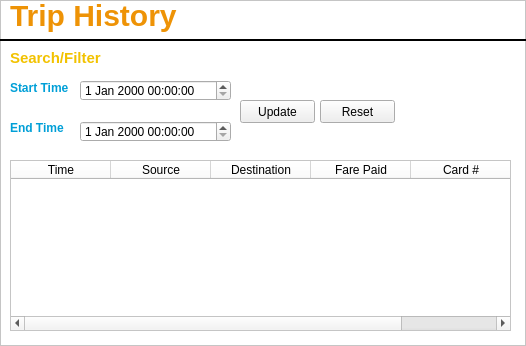
Before: the Qt Designer form app/ui/tripHistory.ui in alishan-kaisani/CS4400-GUI, drawn with Qt 5.
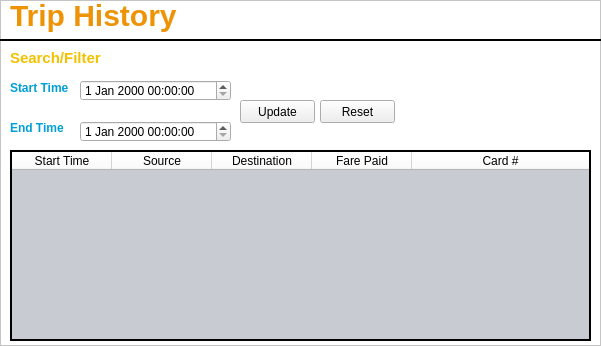
After: the same form once the commit is applied. Icons and pictures are not drawn.

The edit to the form file:
```diff
--- a/app/ui/tripHistory.ui
+++ b/app/ui/tripHistory.ui
@@ -6,7 +6,7 @@
    <rect>
     <x>0</x>
     <y>0</y>
-    <width>526</width>
+    <width>601</width>
     <height>346</height>
    </rect>
   </property>
@@ -44,41 +44,6 @@
     <string>Update</string>
    </property>
   </widget>
-  <widget class="QTableWidget" name="tableWidget">
-   <property name="geometry">
-    <rect>
-     <x>10</x>
-     <y>160</y>
-     <width>501</width>
-     <height>171</height>
-    </rect>
-   </property>
-   <column>
-    <property name="text">
-     <string>Time</string>
-    </property>
-   </column>
-   <column>
-    <property name="text">
-     <string>Source</string>
-    </property>
-   </column>
-   <column>
-    <property name="text">
-     <string>Destination</string>
-    </property>
-   </column>
-   <column>
-    <property name="text">
-     <string>Fare Paid</string>
-    </property>
-   </column>
-   <column>
-    <property name="text">
-     <string>Card #</string>
-    </property>
-   </column>
-  </widget>
   <widget class="QPushButton" name="resetButton">
    <property name="geometry">
     <rect>
@@ -126,7 +91,7 @@
     <rect>
      <x>0</x>
      <y>30</y>
-     <width>541</width>
+     <width>601</width>
      <height>20</height>
     </rect>
    </property>
@@ -222,6 +187,86 @@
     <string>Search/Filter</string>
    </property>
   </widget>
+  <widget class="QTableWidget" name="tableWidget">
+   <property name="geometry">
+    <rect>
+     <x>10</x>
+     <y>150</y>
+     <width>581</width>
+     <height>191</height>
+    </rect>
+   </property>
+   <property name="focusPolicy">
+    <enum>Qt::StrongFocus</enum>
+   </property>
+   <property name="autoFillBackground">
+    <bool>false</bool>
+   </property>
+   <property name="styleSheet">
+    <string notr="true">#tableWidget {background-color: #c8cbd1;}</string>
+   </property>
+   <property name="frameShape">
+    <enum>QFrame::WinPanel</enum>
+   </property>
+   <property name="frameShadow">
+    <enum>QFrame::Plain</enum>
+   </property>
+   <property name="sizeAdjustPolicy">
+    <enum>QAbstractScrollArea::AdjustToContents</enum>
+   </property>
+   <property name="editTriggers">
+    <set>QAbstractItemView::NoEditTriggers</set>
+   </property>
+   <property name="alternatingRowColors">
+    <bool>true</bool>
+   </property>
+   <property name="selectionMode">
+    <enum>QAbstractItemView::SingleSelection</enum>
+   </property>
+   <property name="selectionBehavior">
+    <enum>QAbstractItemView::SelectRows</enum>
+   </property>
+   <property name="sortingEnabled">
+    <bool>true</bool>
+   </property>
+   <property name="columnCount">
+    <number>5</number>
+   </property>
+   <attribute name="horizontalHeaderCascadingSectionResizes">
+    <bool>true</bool>
+   </attribute>
+   <attribute name="horizontalHeaderStretchLastSection">
+    <bool>true</bool>
+   </attribute>
+   <attribute name="verticalHeaderVisible">
+    <bool>false</bool>
+   </attribute>
+   <column>
+    <property name="text">
+     <string>Start Time</string>
+    </property>
+   </column>
+   <column>
+    <property name="text">
+     <string>Source</string>
+    </property>
+   </column>
+   <column>
+    <property name="text">
+     <string>Destination</string>
+    </property>
+   </column>
+   <column>
+    <property name="text">
+     <string>Fare Paid</string>
+    </property>
+   </column>
+   <column>
+    <property name="text">
+     <string>Card #</string>
+    </property>
+   </column>
+  </widget>
  </widget>
  <resources>
   <include location="../qtResources.qrc"/>
```
